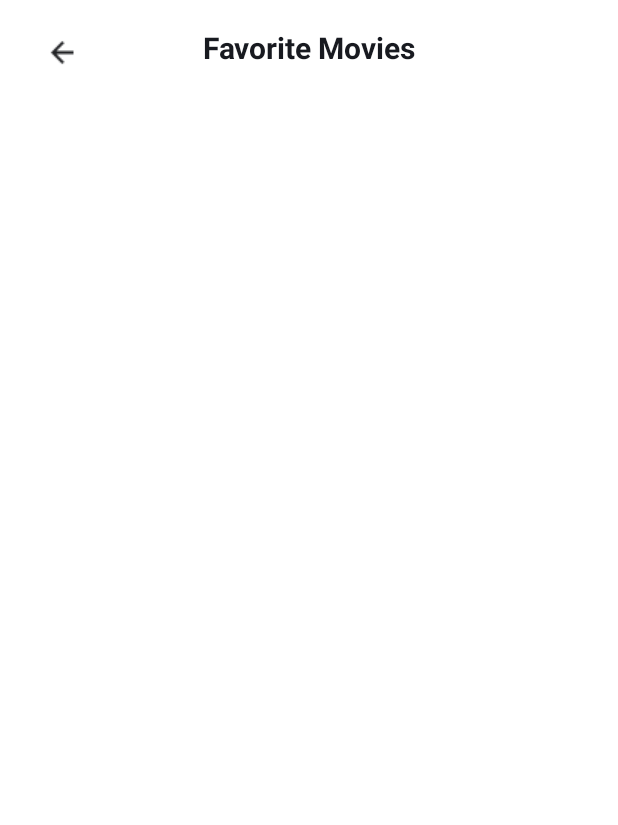
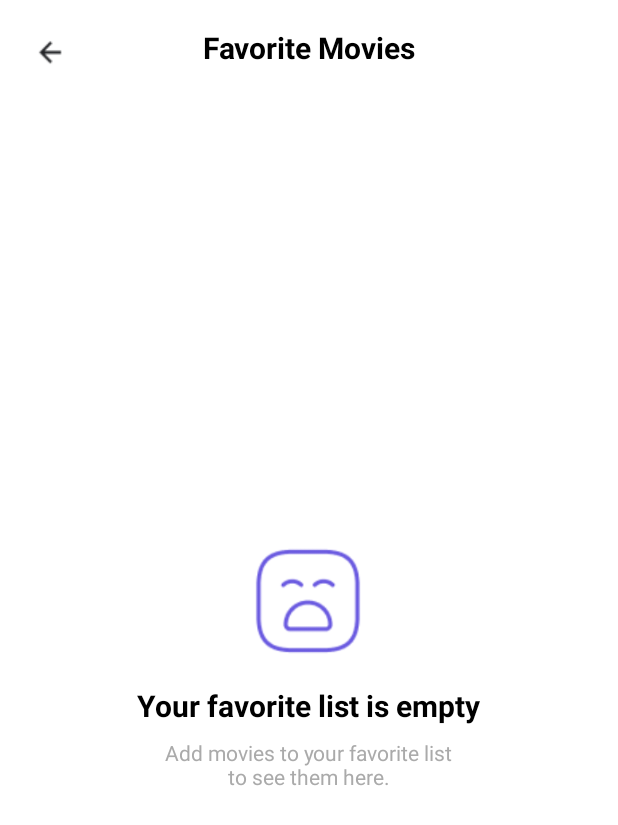
Before and after one commit to 0353266118/MovieAppV2, an Android app: the FavoritesActivity screen opened directly, with no data from a screen before it, on a phone screen of 412 x 824 dp. Shown: the top 825 px of the screen. Run offline under Robolectric (Android 15) with nearby library versions, the phone set to English and light mode, and no system bars; our stand-ins replace Room's generated code; pictures from the network do not load.

Commit message:
Cập nhật code mới

```diff
--- a/app/src/main/java/com/example/movieappv2/ui/favorites/FavoritesActivity.kt
+++ b/app/src/main/java/com/example/movieappv2/ui/favorites/FavoritesActivity.kt
@@ -2,6 +2,7 @@ package com.example.movieappv2.ui.favorites
 
 import android.content.Intent // 1. IMPORT INTENT
 import android.os.Bundle
+import android.view.View
 import android.widget.Toast
 import androidx.activity.viewModels
 import androidx.appcompat.app.AppCompatActivity
@@ -52,7 +53,17 @@ class FavoritesActivity : AppCompatActivity() {
 
     private fun observeViewModel() {
         favoritesViewModel.allFavorites.observe(this) { favoriteMovies ->
-            favoritesAdapter.submitList(favoriteMovies)
+            // Kiểm tra xem danh sách nhận về có rỗng hay không
+            if (favoriteMovies.isEmpty()) {
+                // Nếu rỗng: Ẩn RecyclerView và hiện thông báo
+                binding.rvFavorites.visibility = View.GONE
+                binding.layoutEmptyFavorites.visibility = View.VISIBLE
+            } else {
+                // Nếu không rỗng: Hiện RecyclerView, ẩn thông báo và cập nhật dữ liệu
+                binding.rvFavorites.visibility = View.VISIBLE
+                binding.layoutEmptyFavorites.visibility = View.GONE
+                favoritesAdapter.submitList(favoriteMovies)
+            }
         }
     }
 }
--- a/app/src/main/java/com/example/movieappv2/ui/movielist/MovieListActivity.kt
+++ b/app/src/main/java/com/example/movieappv2/ui/movielist/MovieListActivity.kt
@@ -9,6 +9,8 @@ import androidx.recyclerview.widget.RecyclerView
 import com.example.movieappv2.databinding.ActivityMovieListBinding
 import com.example.movieappv2.ui.adapters.BaseMovieAdapter
 import com.example.movieappv2.ui.detail.DetailActivity
+
+// class chứa list all phim ở recommeneded
 
 class MovieListActivity : AppCompatActivity() {
     private lateinit var binding: ActivityMovieListBinding
--- a/app/src/main/res/layout/activity_favorites.xml
+++ b/app/src/main/res/layout/activity_favorites.xml
@@ -5,43 +5,81 @@
     android:layout_width="match_parent"
     android:layout_height="match_parent"
     android:orientation="vertical"
-    android:background="@color/movie_backgroundColor_light"
+    android:background="@android:color/white"
     tools:context=".ui.favorites.FavoritesActivity">
 
-    <!-- =================== THÊM KHỐI HEADER VÀO ĐÂY =================== -->
+    <!-- Header (Giữ nguyên) -->
     <RelativeLayout
         android:layout_width="match_parent"
-        android:layout_height="?attr/actionBarSize"
-        android:paddingHorizontal="16dp">
-
-        <!-- ImageView cho nút quay lại -->
+        android:layout_height="?attr/actionBarSize">
         <ImageView
             android:id="@+id/iv_back"
             android:layout_width="wrap_content"
             android:layout_height="wrap_content"
-            android:src="@drawable/ic_arrow_back2"
-            android:padding="8dp"
-            android:layout_centerVertical="true"/>
-
-        <!-- TextView cho tiêu đề -->
+            android:layout_centerVertical="true"
+            android:padding="16dp"
+            android:src="@drawable/ic_arrow_back2" />
         <TextView
             android:layout_width="wrap_content"
             android:layout_height="wrap_content"
+            android:layout_centerInParent="true"
             android:text="Favorite Movies"
-            android:textColor="@color/movie_textColorPrimary_black"
+            android:textColor="@android:color/black"
             android:textSize="20sp"
-            android:textStyle="bold"
-            android:layout_centerInParent="true"/>
+            android:textStyle="bold" />
     </RelativeLayout>
-    <!-- ================================================================ -->
 
-    <!-- RecyclerView giữ nguyên -->
+    <!-- FrameLayout để chứa cả danh sách và thông báo trống -->
+    <FrameLayout
+        android:layout_width="match_parent"
+        android:layout_height="match_parent">
+
+        <!-- 1. RecyclerView cho danh sách yêu thích -->
         <androidx.recyclerview.widget.RecyclerView
             android:id="@+id/rv_favorites"
             android:layout_width="match_parent"
             android:layout_height="match_parent"
             android:paddingHorizontal="16dp"
+            android:clipToPadding="false"
             app:layoutManager="androidx.recyclerview.widget.LinearLayoutManager"
             tools:listitem="@layout/item_top_search"/>
 
+        <!-- 2. LinearLayout cho thông báo khi danh sách trống -->
+        <!-- Ban đầu nó sẽ bị ẩn đi -->
+        <LinearLayout
+            android:id="@+id/layout_empty_favorites"
+            android:layout_width="wrap_content"
+            android:layout_height="wrap_content"
+            android:layout_gravity="center"
+            android:gravity="center_horizontal"
+            android:orientation="vertical"
+            android:visibility="gone"
+            tools:visibility="visible">
+
+            <ImageView
+                android:layout_width="80dp"
+                android:layout_height="80dp"
+                android:src="@drawable/ic_sad_face"
+                app:tint="@color/movie_banner_background" />
+
+            <TextView
+                android:layout_width="wrap_content"
+                android:layout_height="wrap_content"
+                android:layout_marginTop="16dp"
+                android:text="Your favorite list is empty"
+                android:textColor="@android:color/black"
+                android:textSize="20sp"
+                android:textStyle="bold" />
+
+            <TextView
+                android:layout_width="wrap_content"
+                android:layout_height="wrap_content"
+                android:layout_marginTop="8dp"
+                android:gravity="center"
+                android:text="Add movies to your favorite list\nto see them here."
+                android:textColor="@android:color/darker_gray" />
+
         </LinearLayout>
+
+    </FrameLayout>
+</LinearLayout>
--- a/app/src/main/res/layout/item_top_search.xml
+++ b/app/src/main/res/layout/item_top_search.xml
@@ -54,7 +54,7 @@
         android:layout_alignParentEnd="true"
         android:layout_centerVertical="true"
         android:padding="8dp"
-        android:src="@drawable/ic_favorite_filled"
+        android:src="@drawable/ic_star"
         app:tint="@color/movie_banner_background" />
 
 </RelativeLayout>
```
Also changed, not shown: app/src/main/res/drawable/ic_sad_face.png (added). Lines whose indentation alone changed are shown as unchanged.
